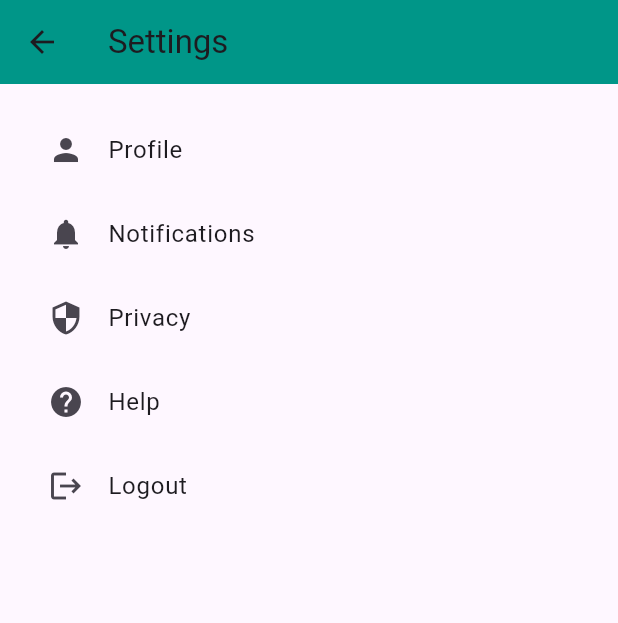
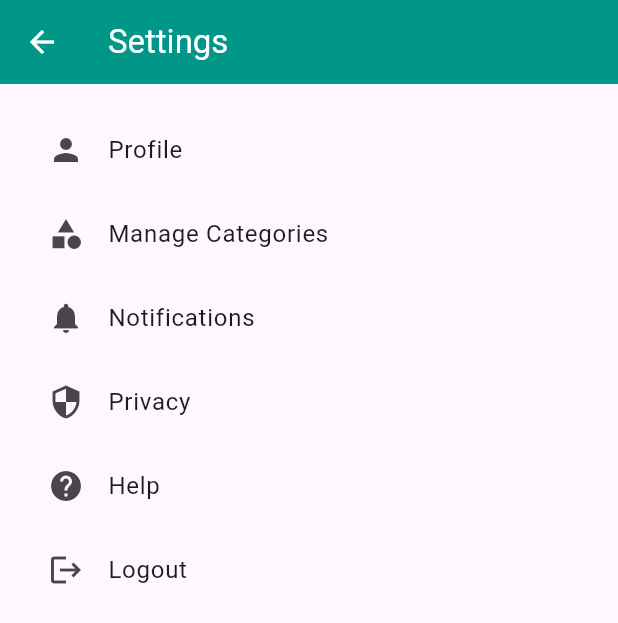
Before and after one commit to HoloDanger/CashFlow, a Flutter app: the screen it shows after launch, after a tap on the "settings" icon, on a phone screen of 412 x 824 dp. Shown: the top 623 px of the screen. Run offline on Flutter 3.47's test engine with Material 3 defaults, Android fonts, the phone set to English and light mode, and no system bars; our stand-ins replace logger, sqflite; accounts and stored records are empty.

Commit message:
Implemented category management

```diff
--- a/lib/main.dart
+++ b/lib/main.dart
@@ -2,10 +2,11 @@ import 'dart:async';
 import 'package:flutter/foundation.dart';
 import 'package:flutter/material.dart';
 import 'package:logger/logger.dart';
+import 'package:money_tracker/providers/category_provider.dart';
+import 'package:money_tracker/providers/transaction_provider.dart';
 import 'package:money_tracker/screens/home_screen.dart';
 import 'package:money_tracker/services/database_service.dart';
 import 'package:provider/provider.dart';
-import 'package:money_tracker/providers/transaction_provider.dart';
 
 void main() {
   // Making zone errors fatal can help in debugging
@@ -44,6 +45,9 @@ class MyApp extends StatelessWidget {
         ChangeNotifierProvider(
           create: (_) => TransactionProvider(databaseService: databaseService),
         ),
+        ChangeNotifierProvider(
+          create: (_) => CategoryProvider(),
+        )
       ],
       child: MaterialApp(
         title: 'CashFlow - Money Tracker',
--- a/lib/models/transaction.dart
+++ b/lib/models/transaction.dart
@@ -13,7 +13,7 @@ class Transaction {
       required this.amount,
       required this.category,
       required this.date})
-      : formattedDate = DateFormat('MMM dd, yyyy HH:mm a').format(date),
+      : formattedDate = DateFormat('MMM dd, yyyy').format(date),
         formattedAmount = NumberFormat.currency(
           locale: 'en_PH',
           symbol: '₱',
--- /dev/null
+++ b/lib/providers/category_provider.dart
@@ -0,0 +1,22 @@
+import 'package:flutter/material.dart';
+
+class CategoryProvider with ChangeNotifier {
+  final List<String> _categories = ['Food', 'Transportation', 'Entertainment', 'Utilities', 'Other'];
+
+  List<String> get categories => _categories;
+
+  void addCategory(String category) {
+    _categories.add(category);
+    notifyListeners();
+  }
+
+  void editCategory(int index, String newCategory) {
+    _categories[index] = newCategory;
+    notifyListeners();
+  }
+
+  void deleteCategory(int index) {
+    _categories.removeAt(index);
+    notifyListeners();
+  }
+}
--- a/lib/screens/home_screen.dart
+++ b/lib/screens/home_screen.dart
@@ -19,12 +19,16 @@ class HomeScreenState extends State<HomeScreen> {
   @override
   void initState() {
     super.initState();
-    _fetchTransactionsFuture =
-        Provider.of<TransactionProvider>(context, listen: false)
-            .fetchTransactions()
-            .catchError((error) {
+    _fetchTransactionsFuture = _fetchTransactions();
+  }
+
+  Future<void> _fetchTransactions() async {
+    try {
+      await Provider.of<TransactionProvider>(context, listen: false)
+          .fetchTransactions();
+    } catch (error) {
       logger.e('Error initializing transactions: $error');
-    });
+    }
   }
 
   @override
@@ -43,7 +47,7 @@ class HomeScreenState extends State<HomeScreen> {
                 ),
               );
             },
-          )
+          ),
         ],
       ),
       body: FutureBuilder(
@@ -69,13 +73,7 @@ class HomeScreenState extends State<HomeScreen> {
                   ElevatedButton(
                     onPressed: () {
                       setState(() {
-                        _fetchTransactionsFuture =
-                            Provider.of<TransactionProvider>(context,
-                                    listen: false)
-                                .fetchTransactions()
-                                .catchError((error) {
-                          logger.e('Error retrying transactions: $error');
-                        });
+                        _fetchTransactionsFuture = _fetchTransactions();
                       });
                     },
                     child: const Text('Retry'),
--- a/lib/screens/settings_screen.dart
+++ b/lib/screens/settings_screen.dart
@@ -1,4 +1,5 @@
 import 'package:flutter/material.dart';
+import 'package:money_tracker/screens/category_management_screen.dart';
 
 class SettingsScreen extends StatelessWidget {
   const SettingsScreen({super.key});
@@ -7,8 +8,18 @@ class SettingsScreen extends StatelessWidget {
   Widget build(BuildContext context) {
     return Scaffold(
       appBar: AppBar(
-        title: const Text('Settings'),
+        title: const Text(
+          'Settings',
+          style: TextStyle(color: Colors.white),
+        ),
         backgroundColor: Colors.teal,
+        leading: IconButton(
+          icon: const Icon(Icons.arrow_back),
+          color: Colors.white,
+          onPressed: () {
+            Navigator.of(context).pop();
+          },
+        ),
       ),
       body: Padding(
         padding: const EdgeInsets.all(16.0),
@@ -19,6 +30,17 @@ class SettingsScreen extends StatelessWidget {
               title: const Text('Profile'),
               onTap: () {
                 // Handle profile settings
+              },
+            ),
+            ListTile(
+              leading: const Icon(Icons.category),
+              title: const Text('Manage Categories'),
+              onTap: () {
+                Navigator.of(context).push(
+                  MaterialPageRoute(
+                    builder: (context) => const CategoryManagementScreen(),
+                  ),
+                );
               },
             ),
             ListTile(
```
Also changed, not shown: lib/screens/add_transaction_screen.dart (+67 -22 lines), lib/screens/category_management_screen.dart (added, +160 -0 lines).
